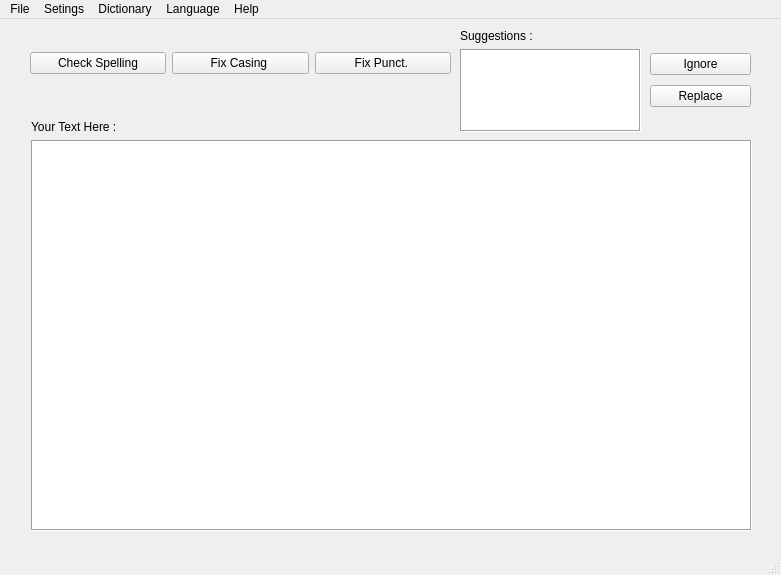
The window that mainwindow.ui (mohammadKhalifa/C-Spell) describes before a commit, drawn with Qt 5.
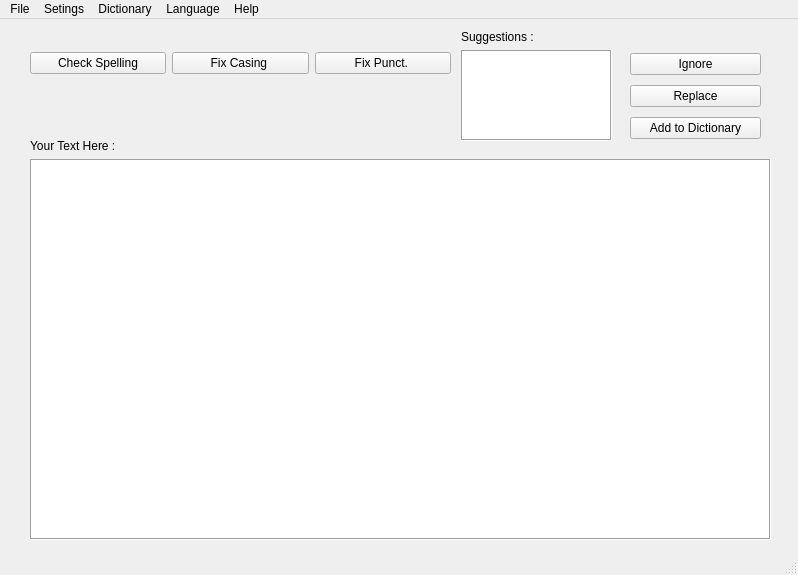
The same window after the commit.

The edit to the form file:
```diff
--- a/mainwindow.ui
+++ b/mainwindow.ui
@@ -6,7 +6,7 @@
    <rect>
     <x>0</x>
     <y>0</y>
-    <width>781</width>
+    <width>798</width>
     <height>575</height>
    </rect>
   </property>
@@ -53,21 +53,21 @@
    <widget class="QWidget" name="">
     <property name="geometry">
      <rect>
-      <x>31</x>
-      <y>101</y>
-      <width>721</width>
-      <height>411</height>
+      <x>30</x>
+      <y>120</y>
+      <width>741</width>
+      <height>401</height>
      </rect>
     </property>
-    <layout class="QVBoxLayout" name="verticalLayout">
-     <item>
+    <layout class="QGridLayout" name="gridLayout">
+     <item row="0" column="0">
       <widget class="QLabel" name="label_2">
        <property name="text">
         <string>Your Text Here :</string>
        </property>
       </widget>
      </item>
-     <item>
+     <item row="1" column="0">
       <widget class="QTextEdit" name="textEdit">
        <property name="font">
         <font>
@@ -88,13 +88,13 @@
    <widget class="QWidget" name="">
     <property name="geometry">
      <rect>
-      <x>650</x>
+      <x>630</x>
       <y>30</y>
-      <width>101</width>
-      <height>62</height>
+      <width>131</width>
+      <height>95</height>
      </rect>
     </property>
-    <layout class="QVBoxLayout" name="verticalLayout_2">
+    <layout class="QVBoxLayout" name="verticalLayout">
      <item>
       <widget class="QPushButton" name="ignoreButton">
        <property name="text">
@@ -109,18 +109,25 @@
        </property>
       </widget>
      </item>
+     <item>
+      <widget class="QPushButton" name="AddToDicButton">
+       <property name="text">
+        <string>Add to Dictionary</string>
+       </property>
+      </widget>
+     </item>
     </layout>
    </widget>
    <widget class="QWidget" name="">
     <property name="geometry">
      <rect>
-      <x>460</x>
-      <y>10</y>
-      <width>181</width>
-      <height>103</height>
+      <x>461</x>
+      <y>11</y>
+      <width>151</width>
+      <height>111</height>
      </rect>
     </property>
-    <layout class="QVBoxLayout" name="verticalLayout_3">
+    <layout class="QVBoxLayout" name="verticalLayout_2">
      <item>
       <widget class="QLabel" name="label">
        <property name="text">
@@ -150,7 +157,7 @@
     <rect>
      <x>0</x>
      <y>0</y>
-     <width>781</width>
+     <width>798</width>
      <height>25</height>
     </rect>
    </property>
```
Left out of the diff: 7 changed lines with no effect on the pictures.
